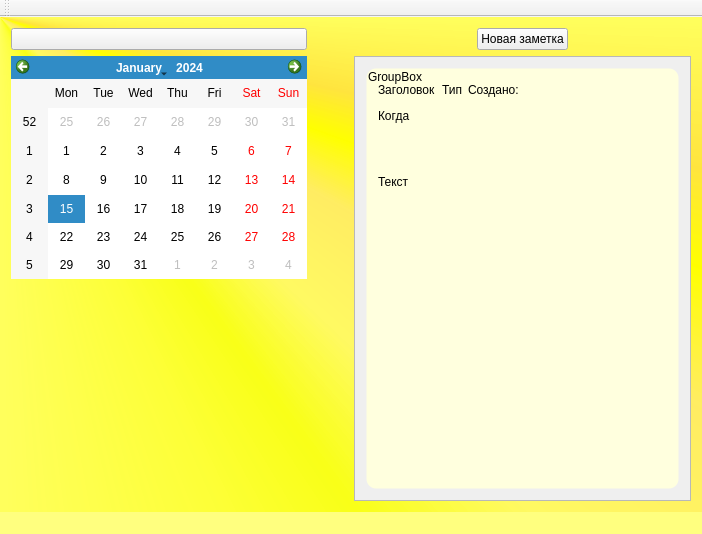
Above: MattyNotes/mattynotes.ui from MattyMatiss/MattyNotesOld before the change. Below: the same form after it.
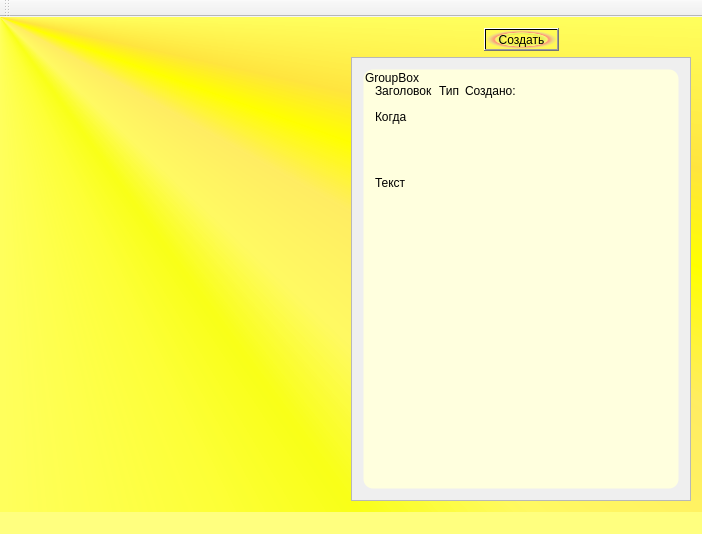
That is the form after the change. Icons and pictures are not drawn.

What changed in the file:
```diff
--- a/MattyNotes/mattynotes.ui
+++ b/MattyNotes/mattynotes.ui
@@ -42,10 +42,10 @@
         <item>
          <widget class="QPushButton" name="addNoteButton">
           <property name="styleSheet">
-           <string notr="true"/>
+           <string notr="true">background-color: qradialgradient(spread:pad, cx:0.5, cy:0.5, radius:0.5, fx:0.5, fy:0.5, stop:0 rgba(0, 0, 0, 0), stop:0.52 rgba(0, 0, 0, 0), stop:0.565 rgba(82, 121, 76, 33), stop:0.65 rgba(159, 235, 148, 64), stop:0.721925 rgba(255, 238, 150, 129), stop:0.77 rgba(255, 128, 128, 204), stop:0.89 rgba(191, 128, 255, 64), stop:1 rgba(0, 0, 0, 0));</string>
           </property>
           <property name="text">
-           <string>Новая заметка</string>
+           <string>Создать</string>
           </property>
          </widget>
         </item>
@@ -78,7 +78,7 @@
           <rect>
            <x>0</x>
            <y>0</y>
-           <width>330</width>
+           <width>337</width>
            <height>430</height>
           </rect>
          </property>
@@ -269,46 +269,7 @@
      </layout>
     </item>
     <item row="0" column="0">
-     <layout class="QHBoxLayout" name="horizontalLayout">
-      <item>
-       <layout class="QVBoxLayout" name="verticalLayout">
-        <item>
-         <widget class="QPushButton" name="pushButtonCalendar">
-          <property name="minimumSize">
-           <size>
-            <width>296</width>
-            <height>0</height>
-           </size>
-          </property>
-          <property name="text">
-           <string/>
-          </property>
-         </widget>
-        </item>
-        <item>
-         <widget class="QCalendarWidget" name="calendarWidget">
-          <property name="styleSheet">
-           <string notr="true"/>
-          </property>
-         </widget>
-        </item>
-        <item>
-         <spacer name="verticalSpacer_2">
-          <property name="orientation">
-           <enum>Qt::Vertical</enum>
-          </property>
-          <property name="sizeHint" stdset="0">
-           <size>
-            <width>20</width>
-            <height>40</height>
-           </size>
-          </property>
-         </spacer>
-        </item>
-       </layout>
-      </item>
-      <item>
-       <spacer name="horizontalSpacer_2">
+     <spacer name="horizontalSpacer">
         <property name="orientation">
          <enum>Qt::Horizontal</enum>
         </property>
@@ -319,8 +280,6 @@
          </size>
         </property>
        </spacer>
-      </item>
-     </layout>
     </item>
    </layout>
   </widget>
```
Lines whose indentation alone changed are shown as unchanged.
